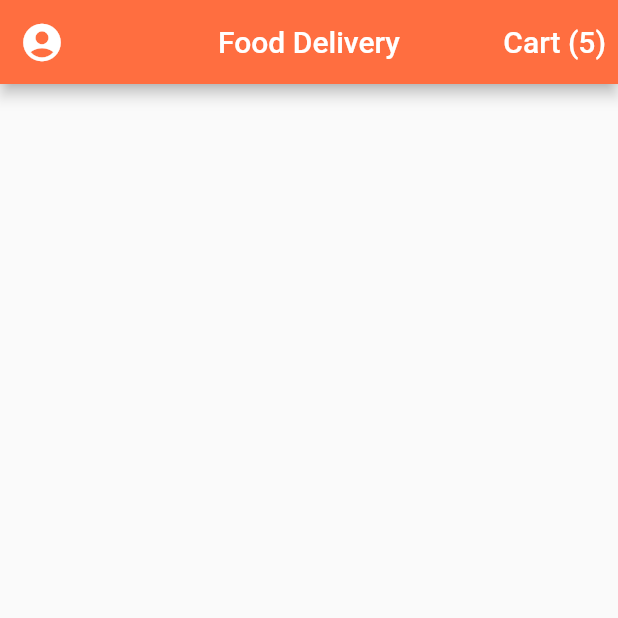
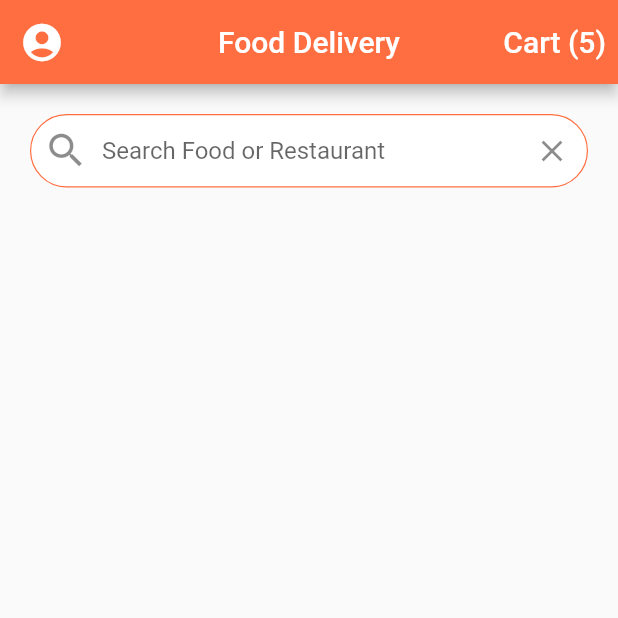
Before and after one commit to sssloba/food_delivery_flutter, a Flutter app: the screen it shows after launch, on a phone screen of 412 x 824 dp, the top half of it. Run offline on Flutter 3.47's test engine with Material 2 defaults, Android fonts, the phone set to English and light mode, and no system bars.

Commit message:
search-bar

```diff
--- a/lib/main.dart
+++ b/lib/main.dart
@@ -15,7 +15,7 @@ class MyApp extends StatelessWidget {
       debugShowCheckedModeBanner: false,
       theme: ThemeData(
         scaffoldBackgroundColor: Colors.grey[50],
-        primaryColor: Colors.deepOrangeAccent,
+        primaryColor: Colors.deepOrangeAccent, //primary color doesn't work!!!
         appBarTheme: const AppBarTheme(
           backgroundColor: Colors.deepOrangeAccent,
         ),
--- a/lib/screens/home_screen.dart
+++ b/lib/screens/home_screen.dart
@@ -28,6 +28,35 @@ class _HomeScreenState extends State<HomeScreen> {
           )
         ],
       ),
+      body: ListView(children: <Widget>[
+        Padding(
+          padding: const EdgeInsets.all(20.0),
+          child: TextField(
+            decoration: InputDecoration(
+                contentPadding: const EdgeInsets.symmetric(vertical: 15.0),
+                fillColor: Colors.white,
+                filled: true,
+                border: OutlineInputBorder(
+                  borderRadius: BorderRadius.circular(30.0),
+                  borderSide: const BorderSide(width: 0.8),
+                ),
+                enabledBorder: OutlineInputBorder(
+                  borderRadius: BorderRadius.circular(30.0),
+                  borderSide: BorderSide(
+                      width: 0.8, color: Theme.of(context).primaryColor),
+                ),
+                hintText: 'Search Food or Restaurant',
+                prefixIcon: const Icon(
+                  Icons.search,
+                  size: 30.0,
+                ),
+                suffixIcon: IconButton(
+                  icon: const Icon(Icons.clear),
+                  onPressed: () {},
+                )),
+          ),
+        )
+      ]),
     );
   }
 }
```
